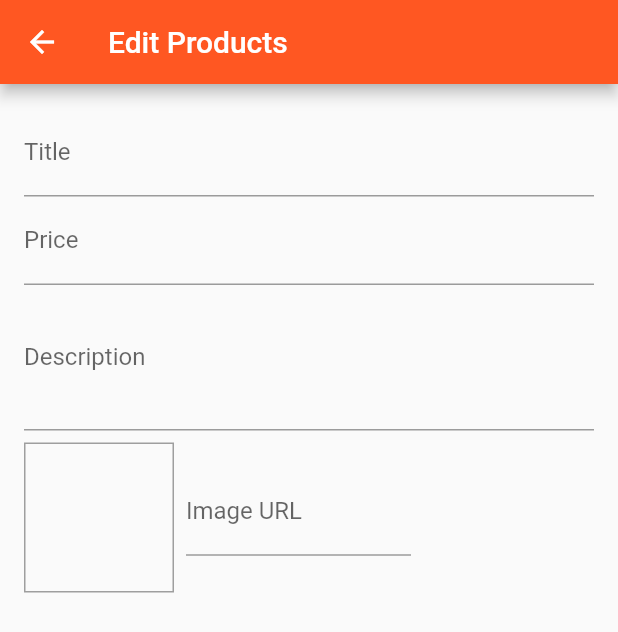
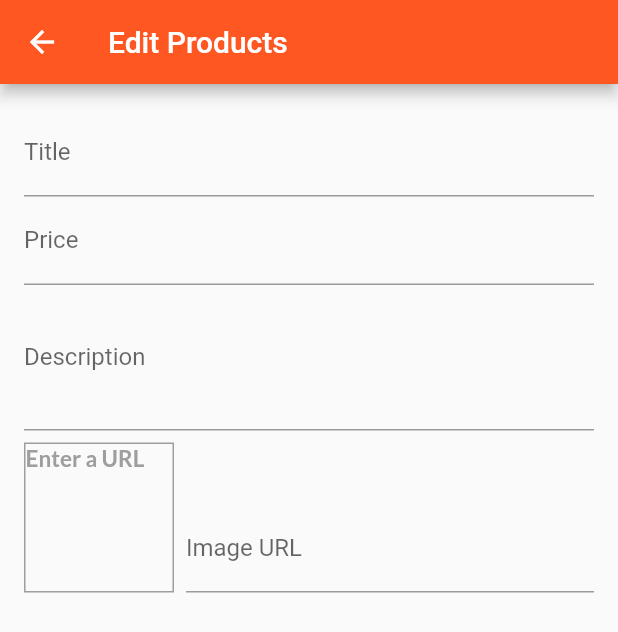
Before and after one commit to philippe-heitzmann/shop_app, a Flutter app: the EditProductScreen screen opened by its route, on a phone screen of 412 x 824 dp. Shown: the top 632 px of the screen. Run offline on Flutter 3.47's test engine with Material 2 defaults, Android fonts, the phone set to English and light mode, and no system bars; network calls fail.

Commit message:
updated edit product screen

```diff
--- a/lib/screens/edit_product_screen.dart
+++ b/lib/screens/edit_product_screen.dart
@@ -13,13 +13,26 @@ class EditProductScreen extends StatefulWidget {
 class _EditProductScreenState extends State<EditProductScreen> {
   final _priceFocusNode = FocusNode();
   final _descriptionFocusNode = FocusNode();
+  final _imageUrlController = TextEditingController();
+  final _imageUrlFocusNode = FocusNode();
+
+  @override
+  void initState() {
+    _imageUrlFocusNode.addListener(_updateImageUrl);
+    super.initState();
+  }
 
   @override
   void dispose() {
+    _imageUrlFocusNode.removeListener(_updateImageUrl);
     _priceFocusNode.dispose();
     _descriptionFocusNode.dispose();
+    _imageUrlController.dispose();
+    _imageUrlFocusNode.dispose();
     super.dispose();
   }
+
+  void _updateImageUrl() {}
 
   @override
   Widget build(BuildContext context) {
@@ -61,6 +74,7 @@ class _EditProductScreenState extends State<EditProductScreen> {
               onFieldSubmitted: (_) {},
             ),
             Row(
+              crossAxisAlignment: CrossAxisAlignment.end,
               children: [
                 Container(
                   width: 100,
@@ -69,14 +83,22 @@ class _EditProductScreenState extends State<EditProductScreen> {
                   decoration: BoxDecoration(
                     border: Border.all(width: 1, color: Colors.grey),
                   ),
-                  child: Container(),
+                  child: _imageUrlController.text.isEmpty
+                      ? Text('Enter a URL')
+                      : FittedBox(
+                          child: Image.network(
+                            _imageUrlController.text,
+                            fit: BoxFit.cover,
+                          ),
+                        ),
                 ),
-                SizedBox(
-                  width: 150,
+                Expanded(
                   child: TextFormField(
                     decoration: InputDecoration(labelText: 'Image URL'),
                     keyboardType: TextInputType.url,
                     textInputAction: TextInputAction.done,
+                    controller: _imageUrlController,
+                    focusNode: _imageUrlFocusNode,
                   ),
                 )
               ],
```
